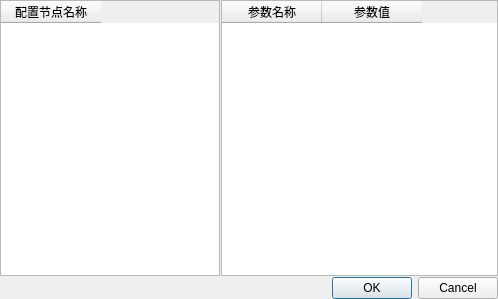
Before: the Qt Designer form UI/DialogServerArgs.ui in ljt930/networktest, drawn with Qt 5.
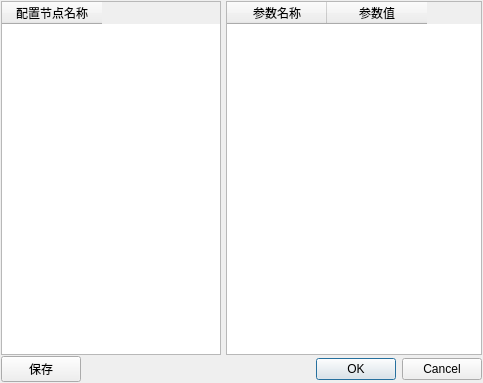
After: the same form once the commit is applied.

What changed in the file:
```diff
--- a/UI/DialogServerArgs.ui
+++ b/UI/DialogServerArgs.ui
@@ -6,25 +6,34 @@
    <rect>
     <x>0</x>
     <y>0</y>
-    <width>498</width>
-    <height>299</height>
+    <width>483</width>
+    <height>383</height>
    </rect>
   </property>
   <property name="windowTitle">
    <string>Dialog</string>
   </property>
-  <layout class="QVBoxLayout" name="verticalLayout">
+  <layout class="QVBoxLayout" name="verticalLayout_3">
    <property name="spacing">
     <number>1</number>
    </property>
    <property name="margin">
+    <number>1</number>
+   </property>
+   <item>
+    <layout class="QHBoxLayout" name="horizontalLayout_2">
+     <property name="spacing">
     <number>0</number>
    </property>
    <item>
-    <layout class="QHBoxLayout" name="horizontalLayout">
+      <widget class="QWidget" name="widget_Node" native="true">
+       <layout class="QVBoxLayout" name="verticalLayout_2">
      <property name="spacing">
       <number>1</number>
      </property>
+        <property name="margin">
+         <number>0</number>
+        </property>
      <item>
       <widget class="QTableWidget" name="tableWidgetCfgNode">
        <property name="minimumSize">
@@ -46,6 +55,18 @@
        </column>
       </widget>
      </item>
+       </layout>
+      </widget>
+     </item>
+     <item>
+      <widget class="QWidget" name="widget_Arg" native="true">
+       <layout class="QVBoxLayout" name="verticalLayout">
+        <property name="spacing">
+         <number>1</number>
+        </property>
+        <property name="margin">
+         <number>0</number>
+        </property>
      <item>
       <widget class="QTableWidget" name="tableWidgetCfgArg">
        <column>
@@ -61,6 +82,34 @@
       </widget>
      </item>
     </layout>
+      </widget>
+     </item>
+    </layout>
+   </item>
+   <item>
+    <layout class="QHBoxLayout" name="horizontalLayout">
+     <property name="spacing">
+      <number>1</number>
+     </property>
+     <item>
+      <widget class="QPushButton" name="pushButton_save">
+       <property name="text">
+        <string>保存</string>
+       </property>
+      </widget>
+     </item>
+     <item>
+      <spacer name="horizontalSpacer">
+       <property name="orientation">
+        <enum>Qt::Horizontal</enum>
+       </property>
+       <property name="sizeHint" stdset="0">
+        <size>
+         <width>40</width>
+         <height>20</height>
+        </size>
+       </property>
+      </spacer>
    </item>
    <item>
     <widget class="QDialogButtonBox" name="buttonBox">
@@ -71,6 +120,8 @@
       <set>QDialogButtonBox::Cancel|QDialogButtonBox::Ok</set>
      </property>
     </widget>
+     </item>
+    </layout>
    </item>
   </layout>
  </widget>
```
Lines whose indentation alone changed are shown as unchanged.
